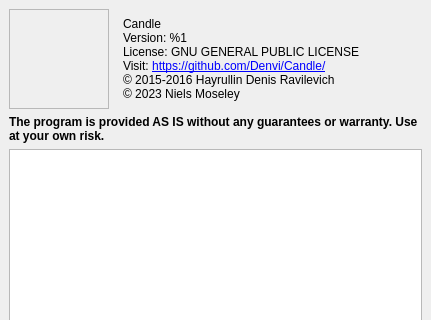
Above: src/frmabout.ui from trcwm/Candle before the change; both pictures show x 0 to 431 and y 0 to 320 of the 431 by 500 pixel window. Below: the same form after it.
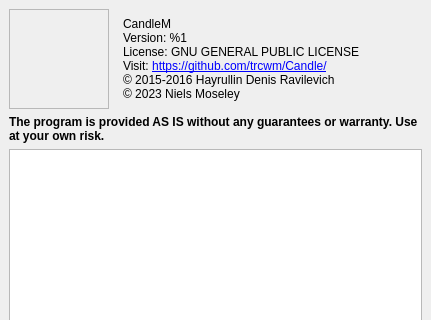
That is the form after the change. Icons and pictures are not drawn.

Commit message: Add license txt to resource

The edit to the form file:
```diff
--- a/src/frmabout.ui
+++ b/src/frmabout.ui
@@ -58,7 +58,7 @@
      <item>
       <widget class="QLabel" name="lblAbout">
        <property name="text">
-        <string>&lt;html&gt;&lt;head/&gt;&lt;body&gt;&lt;p&gt;Candle&lt;br/&gt;Version: %1&lt;br/&gt;License: GNU GENERAL PUBLIC LICENSE&lt;br/&gt;Visit: &lt;a href=&quot;https://github.com/Denvi/Candle/&quot;&gt;&lt;span style=&quot; text-decoration: underline; color:#0000ff;&quot;&gt;https://github.com/Denvi/Candle/&lt;br/&gt;&lt;/span&gt;&lt;/a&gt;© 2015-2016 Hayrullin Denis Ravilevich&lt;br&gt;© 2023 Niels Moseley&lt;/p&gt;&lt;/body&gt;&lt;/html&gt;</string>
+        <string>&lt;html&gt;&lt;head/&gt;&lt;body&gt;&lt;p&gt;CandleM&lt;br/&gt;Version: %1&lt;br/&gt;License: GNU GENERAL PUBLIC LICENSE&lt;br/&gt;Visit: &lt;a href=&quot;https://github.com/trcwm/Candle/&quot;&gt;&lt;span style=&quot; text-decoration: underline; color:#0000ff;&quot;&gt;https://github.com/trcwm/Candle/&lt;br/&gt;&lt;/span&gt;&lt;/a&gt;© 2015-2016 Hayrullin Denis Ravilevich&lt;br&gt;© 2023 Niels Moseley&lt;/p&gt;&lt;/body&gt;&lt;/html&gt;</string>
        </property>
        <property name="alignment">
         <set>Qt::AlignLeading|Qt::AlignLeft|Qt::AlignVCenter</set>
```
The commit also changes 8 other files.
